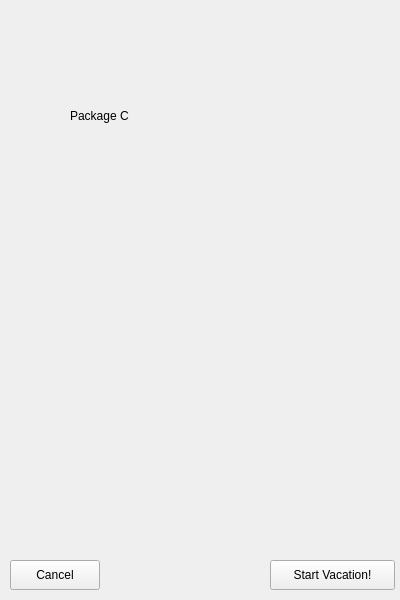
Above: TheMudkips/vpackagec.ui from OwlbitCode/TheMudkips before the change. Below: the same form after it.
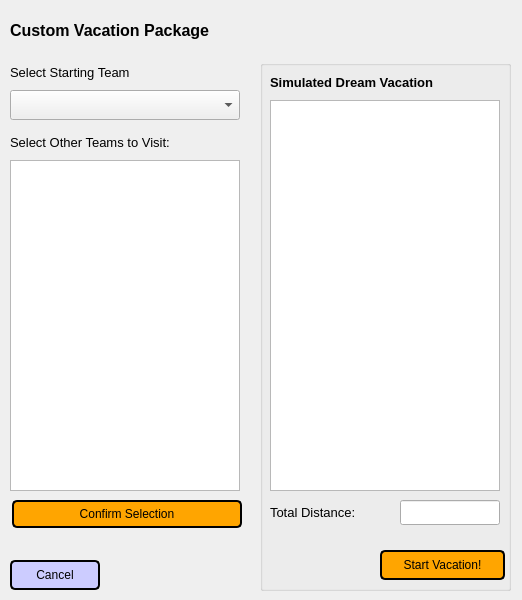
That is the form after the change.

What changed in the file:
```diff
--- a/TheMudkips/vpackagec.ui
+++ b/TheMudkips/vpackagec.ui
@@ -6,7 +6,7 @@
    <rect>
     <x>0</x>
     <y>0</y>
-    <width>400</width>
+    <width>522</width>
     <height>600</height>
    </rect>
   </property>
@@ -22,36 +22,223 @@
      <height>30</height>
     </rect>
    </property>
+   <property name="styleSheet">
+    <string notr="true">background-color:#ccccff;
+border-style: solid;
+border-color: black;
+border-width: 2px;
+border-radius: 5px;
+color: black;</string>
+   </property>
    <property name="text">
     <string>Cancel</string>
    </property>
   </widget>
-  <widget class="QPushButton" name="startButton">
+  <widget class="QLabel" name="titleLabel">
    <property name="geometry">
     <rect>
-     <x>270</x>
-     <y>560</y>
-     <width>125</width>
-     <height>30</height>
+     <x>10</x>
+     <y>10</y>
+     <width>561</width>
+     <height>40</height>
     </rect>
    </property>
+   <property name="font">
+    <font>
+     <pointsize>12</pointsize>
+     <weight>75</weight>
+     <bold>true</bold>
+    </font>
+   </property>
    <property name="text">
-    <string>Start Vacation!</string>
+    <string>Custom Vacation Package</string>
    </property>
   </widget>
-  <widget class="QLabel" name="label">
+  <widget class="QListWidget" name="teamList">
    <property name="geometry">
     <rect>
-     <x>70</x>
+     <x>10</x>
+     <y>160</y>
+     <width>230</width>
+     <height>331</height>
+    </rect>
+   </property>
+   <property name="selectionMode">
+    <enum>QAbstractItemView::MultiSelection</enum>
+   </property>
+  </widget>
+  <widget class="QComboBox" name="startTeam">
+   <property name="geometry">
+    <rect>
+     <x>10</x>
      <y>90</y>
-     <width>221</width>
-     <height>51</height>
+     <width>230</width>
+     <height>30</height>
     </rect>
    </property>
+   <property name="font">
+    <font>
+     <pointsize>10</pointsize>
+    </font>
+   </property>
+  </widget>
+  <widget class="QLabel" name="startingTitle">
+   <property name="geometry">
+    <rect>
+     <x>10</x>
+     <y>60</y>
+     <width>230</width>
+     <height>25</height>
+    </rect>
+   </property>
+   <property name="font">
+    <font>
+     <pointsize>10</pointsize>
+    </font>
+   </property>
    <property name="text">
-    <string>Package C</string>
+    <string>Select Starting Team</string>
    </property>
   </widget>
+  <widget class="QLabel" name="selectTitle">
+   <property name="geometry">
+    <rect>
+     <x>10</x>
+     <y>130</y>
+     <width>230</width>
+     <height>25</height>
+    </rect>
+   </property>
+   <property name="font">
+    <font>
+     <pointsize>10</pointsize>
+    </font>
+   </property>
+   <property name="text">
+    <string>Select Other Teams to Visit:</string>
+   </property>
+  </widget>
+  <widget class="QPushButton" name="confirmButton">
+   <property name="geometry">
+    <rect>
+     <x>12</x>
+     <y>500</y>
+     <width>230</width>
+     <height>28</height>
+    </rect>
+   </property>
+   <property name="styleSheet">
+    <string notr="true">background-color:orange;
+border-style: solid;
+border-color: black;
+border-width: 2px;
+border-radius: 5px;
+color: black;</string>
+   </property>
+   <property name="text">
+    <string>Confirm Selection</string>
+   </property>
+  </widget>
+  <widget class="QGroupBox" name="sortedGroup">
+   <property name="geometry">
+    <rect>
+     <x>260</x>
+     <y>60</y>
+     <width>251</width>
+     <height>531</height>
+    </rect>
+   </property>
+   <property name="title">
+    <string/>
+   </property>
+   <widget class="QLabel" name="sortedTitle">
+    <property name="geometry">
+     <rect>
+      <x>10</x>
+      <y>10</y>
+      <width>251</width>
+      <height>25</height>
+     </rect>
+    </property>
+    <property name="font">
+     <font>
+      <pointsize>10</pointsize>
+      <weight>75</weight>
+      <bold>true</bold>
+     </font>
+    </property>
+    <property name="text">
+     <string>Simulated Dream Vacation</string>
+    </property>
+   </widget>
+   <widget class="QListWidget" name="sortedTeamList">
+    <property name="geometry">
+     <rect>
+      <x>10</x>
+      <y>40</y>
+      <width>230</width>
+      <height>391</height>
+     </rect>
+    </property>
+   </widget>
+   <widget class="QPushButton" name="startButton">
+    <property name="geometry">
+     <rect>
+      <x>120</x>
+      <y>490</y>
+      <width>125</width>
+      <height>30</height>
+     </rect>
+    </property>
+    <property name="styleSheet">
+     <string notr="true">background-color:orange;
+border-style: solid;
+border-color: black;
+border-width: 2px;
+border-radius: 5px;
+color: black;</string>
+    </property>
+    <property name="text">
+     <string>Start Vacation!</string>
+    </property>
+   </widget>
+   <widget class="QLabel" name="distanceLabel">
+    <property name="geometry">
+     <rect>
+      <x>10</x>
+      <y>440</y>
+      <width>131</width>
+      <height>25</height>
+     </rect>
+    </property>
+    <property name="font">
+     <font>
+      <pointsize>10</pointsize>
+     </font>
+    </property>
+    <property name="text">
+     <string>Total Distance:</string>
+    </property>
+   </widget>
+   <widget class="QLineEdit" name="distanceLine">
+    <property name="geometry">
+     <rect>
+      <x>140</x>
+      <y>440</y>
+      <width>100</width>
+      <height>25</height>
+     </rect>
+    </property>
+    <property name="font">
+     <font>
+      <pointsize>10</pointsize>
+     </font>
+    </property>
+    <property name="readOnly">
+     <bool>true</bool>
+    </property>
+   </widget>
+  </widget>
  </widget>
  <resources/>
  <connections/>
```
